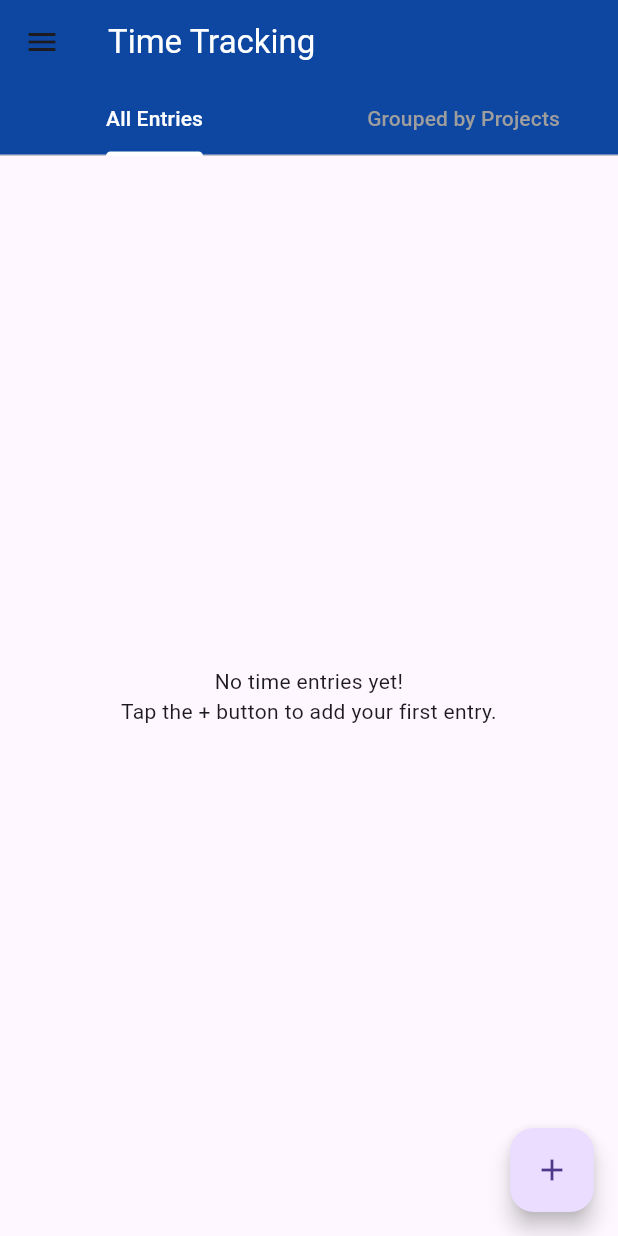
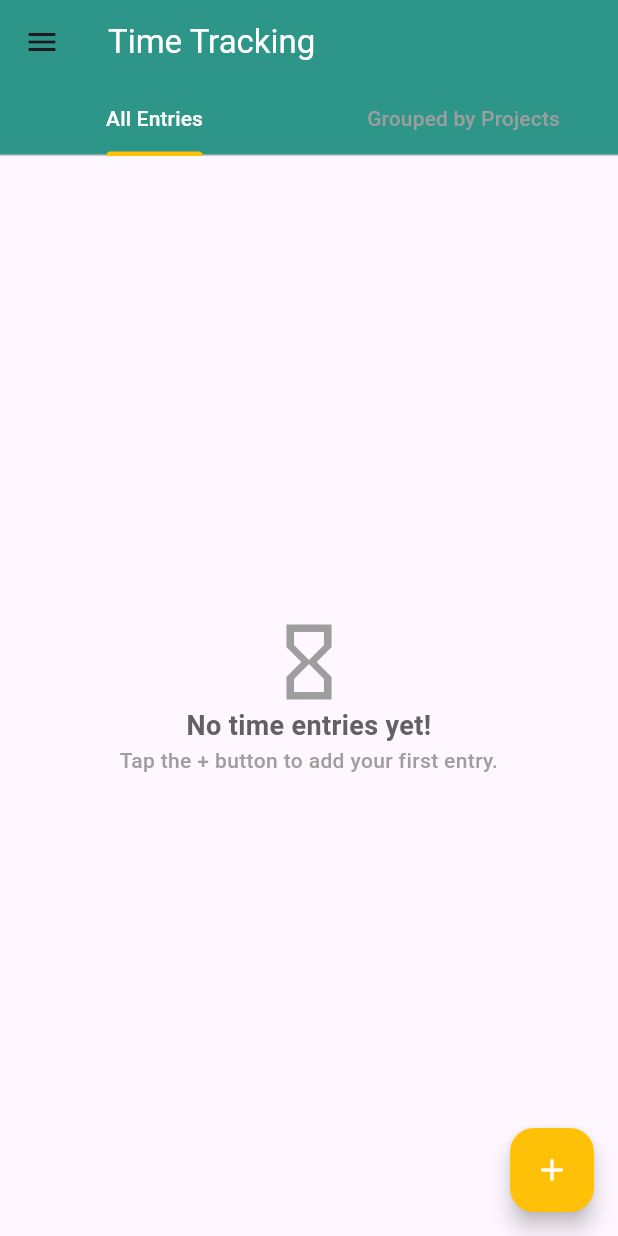
Before and after one commit to mutesasiratimo/time_tracker_coursera, a Flutter app: the screen it shows after launch, on a phone screen of 412 x 824 dp. Run offline on Flutter 3.47's test engine with Material 3 defaults, Android fonts, the phone set to English and light mode, and no system bars; our stand-ins replace hive, hive_flutter; accounts and stored records are empty.

Commit message:
Made screens identical in all ways, colors and fonts, to coursera guiding screenshots

```diff
--- a/lib/main.dart
+++ b/lib/main.dart
@@ -31,7 +31,8 @@ class MyApp extends StatelessWidget {
   Widget build(BuildContext context) {
     return MaterialApp(
       title: 'Time Tracker',
-      theme: ThemeData(primarySwatch: Colors.blue),
+      debugShowCheckedModeBanner: false,
+      theme: ThemeData(primarySwatch: Colors.teal, primaryColor: Colors.teal),
       home: const HomeScreen(),
     );
   }
--- a/lib/providers/project_task_provider.dart
+++ b/lib/providers/project_task_provider.dart
@@ -76,7 +76,8 @@ class ProjectTaskProvider with ChangeNotifier {
 
   List<Task> getTasksByProject(String projectId) {
     if (!_isInitialized || _tasks == null) return [];
-    return _tasks!.values.where((task) => task.projectId == projectId).toList();
+    return _tasks!.values.where((task) => task.projectId != '').toList();
+    // return _tasks!.values.where((task) => task.projectId == projectId).toList();
   }
 
   Future<void> addTask(String projectId, String name) async {
--- a/lib/views/home.dart
+++ b/lib/views/home.dart
@@ -69,18 +69,32 @@ class _HomeScreenState extends State<HomeScreen> {
             style: TextStyle(color: Colors.white),
           ),
           bottom: const TabBar(
-            indicatorColor: Colors.white,
+            indicatorColor: Colors.amber,
             labelColor: Colors.white,
             unselectedLabelColor: Colors.grey,
             tabs: [Tab(text: 'All Entries'), Tab(text: 'Grouped by Projects')],
           ),
-          backgroundColor: Colors.blue.shade900,
+          backgroundColor: Color(0xff2e9589),
         ),
         drawer: Drawer(
           child: ListView(
             children: [
-              const DrawerHeader(child: Text('Menu')),
+              DrawerHeader(
+                decoration: BoxDecoration(color: Color(0xff2e9589)),
+                padding: EdgeInsets.symmetric(vertical: 0.0),
+                child: Center(
+                  child: Text(
+                    'Menu',
+                    style: TextStyle(
+                      fontSize: 20,
+                      color: Colors.white,
+                      fontWeight: FontWeight.w500,
+                    ),
+                  ),
+                ),
+              ),
               ListTile(
+                leading: Icon(Icons.folder),
                 title: const Text('Projects'),
                 onTap: () {
                   Navigator.push(
@@ -92,6 +106,7 @@ class _HomeScreenState extends State<HomeScreen> {
                 },
               ),
               ListTile(
+                leading: Icon(Icons.list),
                 title: const Text('Tasks'),
                 onTap: () {
                   Navigator.push(
@@ -121,10 +136,34 @@ class _HomeScreenState extends State<HomeScreen> {
                       children: [
                         // First Tab: All Entries
                         entries.isEmpty
-                            ? const Center(
-                              child: Text(
-                                'No time entries yet!\nTap the + button to add your first entry.',
+                            ? Center(
+                              child: Column(
+                                mainAxisAlignment: MainAxisAlignment.center,
+                                children: [
+                                  Icon(
+                                    Icons.hourglass_empty_outlined,
+                                    size: 60,
+                                    color: Colors.grey,
+                                  ),
+                                  Text(
+                                    'No time entries yet!',
                                     textAlign: TextAlign.center,
+                                    style: TextStyle(
+                                      fontWeight: FontWeight.w600,
+                                      color: Colors.grey.shade700,
+                                      fontSize: 18,
+                                    ),
+                                  ),
+                                  Text(
+                                    'Tap the + button to add your first entry.',
+                                    textAlign: TextAlign.center,
+                                    style: TextStyle(
+                                      fontWeight: FontWeight.w500,
+                                      color: Colors.grey,
+                                      fontSize: 14,
+                                    ),
+                                  ),
+                                ],
                               ),
                             )
                             : RefreshIndicator(
@@ -134,29 +173,60 @@ class _HomeScreenState extends State<HomeScreen> {
                                 itemBuilder: (context, index) {
                                   final entry = entries[index];
                                   return FutureBuilder(
-                                    future: projectProvider.getTaskName(
-                                      entry.taskId,
+                                    // future: projectProvider.getTaskName(
+                                    //   entry.taskId,
+                                    // ),
+                                    future: Future.wait([
+                                      projectProvider.getProjectName(
+                                        entry.projectId,
                                       ),
-                                    builder: (context, taskSnapshot) {
-                                      return ListTile(
-                                        title: Text(entry.notes ?? 'No notes'),
+                                      projectProvider.getTaskName(entry.taskId),
+                                    ]),
+                                    builder: (context, snapshot) {
+                                      final projectName =
+                                          snapshot.data?[0] ??
+                                          'Unknown Project';
+                                      final taskName =
+                                          snapshot.data?[1] ?? 'Unknown Task';
+                                      return Card(
+                                        child: Padding(
+                                          padding: const EdgeInsets.all(8.0),
+                                          child: ListTile(
+                                            title: Text(
+                                              '$projectName - $taskName',
+                                              style: TextStyle(
+                                                color: Colors.teal,
+                                                // fontSize: 18,
+                                                fontWeight: FontWeight.w600,
+                                              ),
+                                            ),
                                             subtitle: Column(
                                               crossAxisAlignment:
                                                   CrossAxisAlignment.start,
                                               children: [
                                                 Text(
-                                              'Task: ${taskSnapshot.data ?? 'Unknown Task'}',
+                                                  'Total Time: ${entry.hours} hours',
                                                 ),
                                                 Text(
-                                              '${entry.hours} hours on ${entry.date.toLocal().toString().split(' ')[0]}',
+                                                  'Date: ${entry.date.toLocal().toString().split(' ')[0]}',
+                                                ),
+                                                Text(
+                                                  'Note: ${entry.notes ?? 'No notes'}',
                                                 ),
                                               ],
                                             ),
                                             trailing: IconButton(
-                                          icon: const Icon(Icons.delete),
+                                              icon: const Icon(
+                                                Icons.delete,
+                                                color: Colors.red,
+                                              ),
                                               onPressed: () {
-                                            timeProvider.deleteEntry(entry.id);
+                                                timeProvider.deleteEntry(
+                                                  entry.id,
+                                                );
                                               },
+                                            ),
+                                          ),
                                         ),
                                       );
                                     },
@@ -166,26 +236,40 @@ class _HomeScreenState extends State<HomeScreen> {
                             ),
                         // Second Tab: Grouped by Projects
                         projectEntries.isEmpty
-                            ? const Center(
-                              child: Text(
-                                'No time entries yet!\nTap the + button to add your first entry.',
+                            ? Center(
+                              child: Column(
+                                mainAxisAlignment: MainAxisAlignment.center,
+                                children: [
+                                  Icon(
+                                    Icons.hourglass_empty_outlined,
+                                    size: 60,
+                                    color: Colors.grey,
+                                  ),
+                                  Text(
+                                    'No time entries yet!',
                                     textAlign: TextAlign.center,
+                                    style: TextStyle(
+                                      fontWeight: FontWeight.w600,
+                                      color: Colors.grey.shade700,
+                                      fontSize: 18,
+                                    ),
+                                  ),
+                                  Text(
+                                    'Tap the + button to add your first entry.',
+                                    textAlign: TextAlign.center,
+                                    style: TextStyle(
+                                      fontWeight: FontWeight.w500,
+                                      color: Colors.grey,
+                                      fontSize: 14,
+                                    ),
+                                  ),
+                                ],
                               ),
                             )
                             : RefreshIndicator(
                               onRefresh: _loadData,
                               child: ListView(
                                 children: [
-                                  Padding(
-                                    padding: const EdgeInsets.all(16.0),
-                                    child: Text(
-                                      'Grouped by Projects',
-                                      style:
-                                          Theme.of(
-                                            context,
-                                          ).textTheme.headlineSmall,
-                                    ),
-                                  ),
                                   ...projectEntries.entries.map((entry) {
                                     final projectId = entry.key;
                                     final project = projects.firstWhere(
@@ -197,10 +281,10 @@ class _HomeScreenState extends State<HomeScreen> {
                                             createdAt: DateTime.now(),
                                           ),
                                     );
-                                    final projectHours = entry.value.fold(
-                                      0.0,
-                                      (sum, e) => sum + e.hours,
-                                    );
+                                    // final projectHours = entry.value.fold(
+                                    //   0.0,
+                                    //   (sum, e) => sum + e.hours,
+                                    // );
 
                                     return Card(
                                       margin: const EdgeInsets.symmetric(
@@ -225,13 +309,8 @@ class _HomeScreenState extends State<HomeScreen> {
                                                 project.name,
                                                 style: const TextStyle(
                                                   fontWeight: FontWeight.bold,
+                                                  color: Colors.teal,
                                                 ),
-                                              ),
-                                            ),
-                                            Text(
-                                              '${projectHours.toStringAsFixed(1)}h',
-                                              style: const TextStyle(
-                                                color: Colors.blue,
                                               ),
                                             ),
                                           ],
@@ -247,35 +326,12 @@ class _HomeScreenState extends State<HomeScreen> {
                                                   context,
                                                   taskSnapshot,
                                                 ) {
-                                                  return ListTile(
-                                                    title: Text(
-                                                      timeEntry.notes ??
-                                                          'No notes',
-                                                    ),
-                                                    subtitle: Column(
-                                                      crossAxisAlignment:
-                                                          CrossAxisAlignment
-                                                              .start,
+                                                  return Row(
                                                     children: [
                                                       Text(
-                                                          'Task: ${taskSnapshot.data ?? 'Unknown Task'}',
-                                                        ),
-                                                        Text(
-                                                          '${timeEntry.hours} hours on ${timeEntry.date.toLocal().toString().split(' ')[0]}',
+                                                        '- ${taskSnapshot.data ?? 'Unknown Task'}: ${timeEntry.hours} hours (${timeEntry.date.toLocal().toString().split(' ')[0]})',
                                                       ),
                                                     ],
-                                                    ),
-                                                    trailing: IconButton(
-                                                      icon: const Icon(
-                                                        Icons.delete,
-                                                      ),
-                                                      onPressed: () {
-                                                        timeProvider
-                                                            .deleteEntry(
-                                                              timeEntry.id,
-                                                            );
-                                                      },
-                                                    ),
                                                   );
                                                 },
                                               );
@@ -291,6 +347,8 @@ class _HomeScreenState extends State<HomeScreen> {
                   },
                 ),
         floatingActionButton: FloatingActionButton(
+          backgroundColor: Colors.amber,
+          foregroundColor: Colors.white,
           onPressed: () {
             Navigator.push(
               context,
```
Also changed, not shown: lib/views/add_time_entry.dart (+17 -7 lines), lib/views/project_management.dart (+9 -2 lines), lib/views/task_management.dart (+63 -55 lines). Lines whose indentation alone changed are shown as unchanged.
